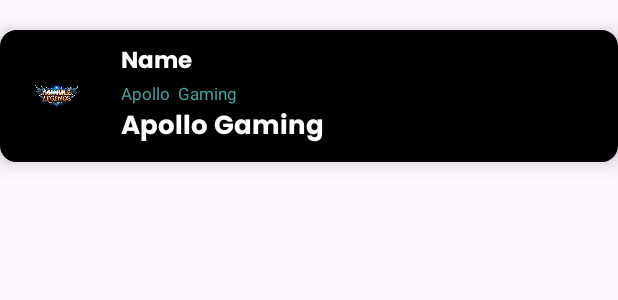
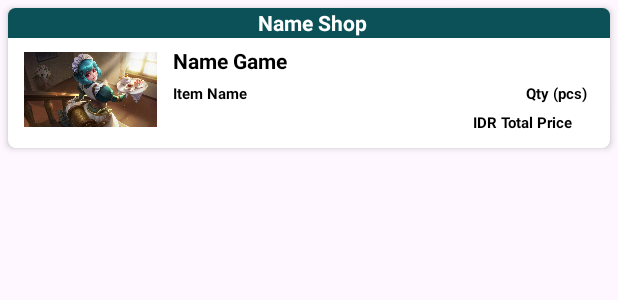
Before and after one commit to dapidgs/VACashProject, an Android app: the layout item_transactions.xml on its own in the app's theme, with its tools: preview values and no code run, on a phone screen of 412 x 824 dp. Shown: the top 300 px of the screen. Run offline under Robolectric (Android 15) with nearby library versions, the phone set to English and light mode, and no system bars.

Commit message:
update profile

```diff
--- a/app/build.gradle
+++ b/app/build.gradle
@@ -40,4 +40,6 @@ dependencies {
     androidTestImplementation 'androidx.test.espresso:espresso-core:3.5.1'
     implementation fileTree(dir: 'libs', include: ['*.jar'])
     implementation 'com.mikhaellopez:circularimageview:4.3.1'
+    implementation 'com.github.bumptech.glide:glide:4.14.0'
+    annotationProcessor 'com.github.bumptech.glide:compiler:4.14.0'
 }
--- a/app/src/main/res/drawable/rounded_image.xml
+++ /dev/null
@@ -1,11 +0,0 @@
-<?xml version="1.0" encoding="utf-8"?>
-<shape xmlns:android="http://schemas.android.com/apk/res/android"
-    android:shape="rectangle">
-
-    <solid android:color="@android:color/transparent" />
-    <stroke
-        android:color="@android:color/transparent"
-        android:width="2dp" />
-    <corners android:radius="10dp" /> <!-- Adjust the radius to control the level of rounding -->
-
-</shape>
--- a/app/src/main/res/drawable/topup_btn_profile.xml
+++ b/app/src/main/res/drawable/topup_btn_profile.xml
@@ -5,6 +5,6 @@
         android:width="1dp"
         android:color="@color/primary_teal"
         />
-    <corners android:radius="20dp"/>
-
+    <corners
+        android:radius="20dp"/>
 </shape>
--- a/app/src/main/res/layout/homepageitem.xml
+++ b/app/src/main/res/layout/homepageitem.xml
@@ -11,6 +11,4 @@
         android:layout_width="match_parent"
         android:layout_height="match_parent"/>
 
-
-
 </LinearLayout>
--- a/app/src/main/res/layout/item_list.xml
+++ b/app/src/main/res/layout/item_list.xml
@@ -14,7 +14,7 @@
         android:id="@+id/gameImage"
         app:srcCompat="@drawable/mlbb_logo"
         android:layout_marginEnd="20dp"
-        android:background="@drawable/rounded_image"
+
         android:layout_marginStart="15sp"
         android:layout_marginVertical="8dp"
         android:layout_centerVertical="true"
--- a/app/src/main/res/layout/item_transactions.xml
+++ b/app/src/main/res/layout/item_transactions.xml
@@ -1,65 +1,121 @@
 <?xml version="1.0" encoding="utf-8"?>
-<RelativeLayout xmlns:android="http://schemas.android.com/apk/res/android"
+<androidx.cardview.widget.CardView xmlns:tools="http://schemas.android.com/tools"
     android:layout_width="match_parent"
     android:layout_height="wrap_content"
-    android:layout_marginTop="20dp"
     xmlns:app="http://schemas.android.com/apk/res-auto"
-    android:background="@drawable/rounded_border"
-    android:elevation="8dp"
-    >
+    app:cardElevation="3dp"
+    android:layout_margin="5dp"
+    app:cardCornerRadius="5dp"
+    xmlns:android="http://schemas.android.com/apk/res/android">
 
-    <ImageView
-        android:layout_width="45dp"
-        android:layout_height="45dp"
-        android:id="@+id/gameImage"
-        app:srcCompat="@drawable/mlbb_logo"
-        android:layout_marginEnd="20dp"
-        android:background="@drawable/rounded_image"
-        android:layout_marginStart="15sp"
-        android:layout_marginVertical="8dp"
-        android:layout_centerVertical="true"
-        android:contentDescription="game logo"/>
+    <androidx.constraintlayout.widget.ConstraintLayout
+        android:layout_width="match_parent"
+        android:layout_height="match_parent">
 
-    <TextView
-        android:layout_width="match_parent"
-        android:layout_height="wrap_content"
-        android:id="@+id/gameName"
-        android:layout_toEndOf="@+id/gameImage"
-        android:textColor="@color/white"
-        android:textSize="15sp"
-        android:layout_marginTop="8dp"
-        android:fontFamily="@font/poppins_bold"
-        android:text="Name"/>
+        <LinearLayout
+            android:id="@+id/linearLayout"
+            android:layout_width="match_parent"
+            android:layout_height="wrap_content"
+            android:background="?attr/selectableItemBackground"
+            android:clickable="true"
+            android:focusable="true"
+            android:orientation="horizontal"
+            android:padding="10dp"
+            android:layout_marginTop="15dp"
+            app:layout_constraintBottom_toBottomOf="parent"
+            app:layout_constraintEnd_toEndOf="parent"
+            app:layout_constraintHorizontal_bias="0.0"
+            app:layout_constraintStart_toStartOf="parent"
+            app:layout_constraintTop_toTopOf="parent"
+            app:layout_constraintVertical_bias="1.0">
 
-    <TextView
-        android:layout_width="match_parent"
-        android:layout_height="wrap_content"
-        android:id="@+id/shopName"
-        android:layout_toEndOf="@+id/gameImage"
-        android:layout_below="@+id/gameName"
-        android:textColor="#43A19F"
-        android:textSize="11sp"
-        android:text="Apollo  Gaming"/>
+            <ImageView
+                android:id="@+id/imageItem"
+                android:layout_width="90dp"
+                android:layout_height="50dp"
+                android:layout_gravity="center_vertical"
+                android:src="@drawable/image1" />
 
-    <TextView
-        android:layout_width="match_parent"
-        android:layout_height="wrap_content"
-        android:id="@+id/gamePrice"
-        android:layout_toEndOf="@+id/gameImage"
-        android:layout_below="@+id/shopName"
-        android:textColor="@color/white"
-        android:textSize="17sp"
-        android:layout_marginBottom="8dp"
-        android:fontFamily="@font/poppins_bold"
-        android:text="Apollo Gaming"/>
+            <LinearLayout
+                android:layout_width="match_parent"
+                android:layout_height="wrap_content"
+                android:layout_gravity="center_vertical"
+                android:layout_marginStart="10dp"
+                android:orientation="vertical">
 
-    <Button
-        android:layout_width="match_parent"
-        android:layout_height="wrap_content"
-        android:id="@+id/buyButton"
-        android:layout_alignBottom="@id/gamePrice"
-        android:layout_toEndOf="@+id/gamePrice"
-        android:text="Halo"/>
+                <LinearLayout
+                    android:layout_width="match_parent"
+                    android:layout_height="wrap_content">
 
+                    <com.google.android.material.textview.MaterialTextView
+                        android:id="@+id/nameGame"
+                        android:layout_width="wrap_content"
+                        android:layout_height="wrap_content"
+                        android:layout_weight="1"
+                        android:text="Name Game"
+                        android:textColor="@color/black"
+                        android:textStyle="bold" />
 
-</RelativeLayout>
+                </LinearLayout>
+
+                <LinearLayout
+                    android:layout_width="match_parent"
+                    android:layout_height="wrap_content"
+                    android:layout_marginTop="5dp">
+
+                    <com.google.android.material.textview.MaterialTextView
+                        android:id="@+id/itemName"
+                        android:layout_width="200dp"
+                        android:layout_height="wrap_content"
+                        android:layout_weight="1"
+                        android:text="Item Name"
+                        android:textColor="@color/black"
+                        android:textSize="10sp"
+                        android:textStyle="bold" />
+
+                    <com.google.android.material.textview.MaterialTextView
+                        android:id="@+id/qty"
+                        android:layout_width="wrap_content"
+                        android:layout_height="wrap_content"
+                        android:layout_marginStart="30dp"
+                        android:layout_weight="1"
+                        android:text="Qty (pcs)"
+                        android:textColor="@color/black"
+                        android:textSize="10sp"
+                        android:textStyle="bold" />
+                </LinearLayout>
+
+                <LinearLayout
+                    android:layout_width="wrap_content"
+                    android:layout_height="wrap_content"
+                    android:layout_marginTop="5dp">
+
+                    <com.google.android.material.textview.MaterialTextView
+                        android:id="@+id/totalPrice"
+                        android:layout_width="82dp"
+                        android:layout_height="wrap_content"
+                        android:layout_marginStart="200dp"
+                        android:layout_weight="1"
+                        android:text="IDR Total Price"
+                        android:textColor="@color/black"
+                        android:textSize="10sp"
+                        android:textStyle="bold"/>
+                </LinearLayout>
+            </LinearLayout>
+        </LinearLayout>
+
+        <com.google.android.material.textview.MaterialTextView
+            android:id="@+id/nameShop"
+            android:layout_width="406dp"
+            android:layout_height="20dp"
+            android:background="@color/primary_teal"
+            android:justificationMode="inter_word"
+            android:gravity="center"
+            android:text="Name Shop"
+            android:textColor="@color/white"
+            android:textStyle="bold"
+            app:layout_constraintStart_toStartOf="parent"
+            app:layout_constraintTop_toTopOf="parent" />
+
+    </androidx.constraintlayout.widget.ConstraintLayout>
+</androidx.cardview.widget.CardView>
--- a/app/src/main/res/values/themes.xml
+++ b/app/src/main/res/values/themes.xml
@@ -16,4 +16,10 @@
         <item name="color">@color/white</item>
 
     </style>
+    <style name="RoundedButtonStyle" parent="Widget.AppCompat.Button">
+        <item name="android:textColor">@android:color/white</item>
+        <item name="android:background">@drawable/topup_btn_profile</item>
+
+
+    </style>
 </resources>
```
Also changed, not shown: app/src/main/java/com/example/vacashproject/AdapterTransactions.java (added, +35 -0 lines), app/src/main/java/com/example/vacashproject/Adapters/AdapterTransactions.java (added, +70 -0 lines), app/src/main/java/com/example/vacashproject/Models/ItemTransactions.java (added, +67 -0 lines), app/src/main/java/com/example/vacashproject/ProfilePage.java (+30 -0 lines), app/src/main/java/com/example/vacashproject/itemTransactionView.java (added, +22 -0 lines), app/src/main/java/com/example/vacashproject/itemTransactions.java (added, +26 -0 lines), app/src/main/res/drawable/rounded_btn_buy.xml (+4 -6 lines), app/src/main/res/drawable/rounded_profile.xml (deleted, +0 -8 lines), app/src/main/res/layout/activity_profile_page.xml (+26 -22 lines).
